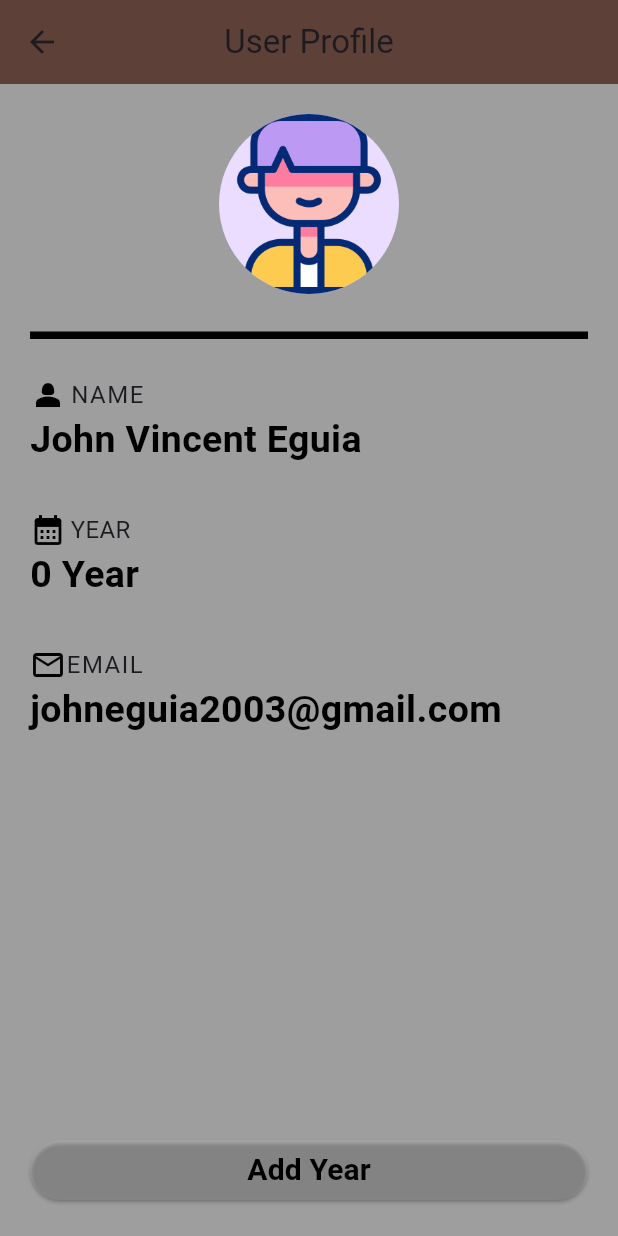
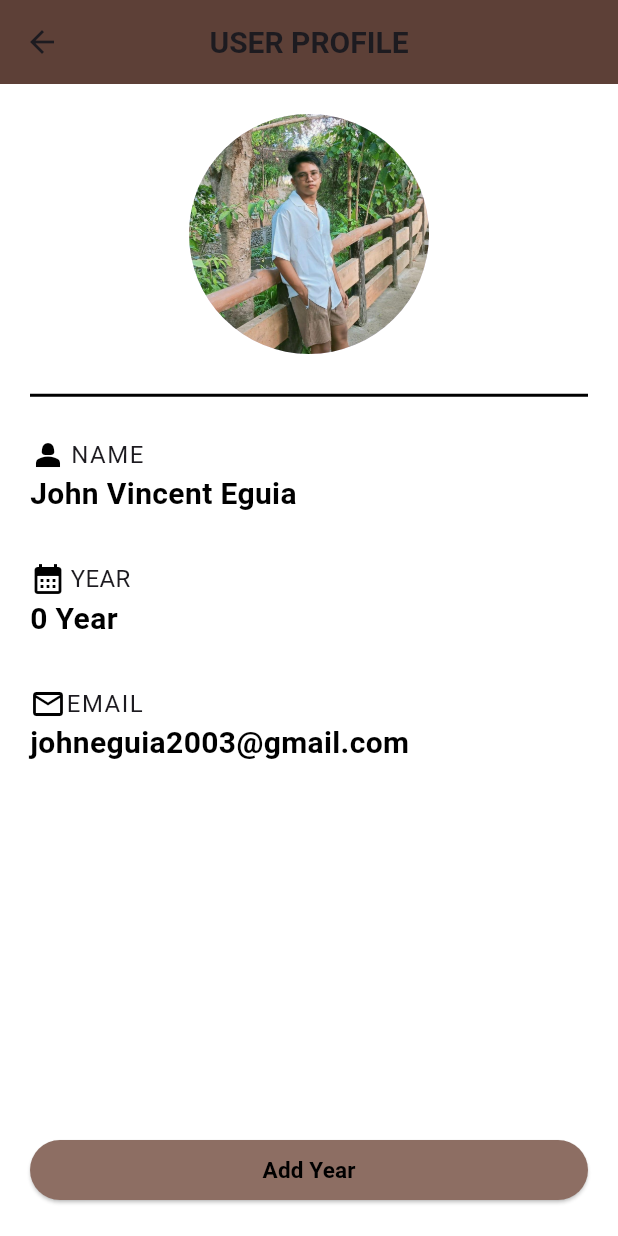
Before and after one commit to jeven2003/front-Kaps, a Flutter app: the Home screen opened by its route, on a phone screen of 412 x 824 dp. Run offline on Flutter 3.47's test engine with Material 3 defaults, Android fonts, the phone set to English and light mode, and no system bars; our stand-ins replace flutter_carousel_widget, flutter_spinkit; network calls fail.

Commit message:
medyo final na

```diff
--- a/lib/home.dart
+++ b/lib/home.dart
@@ -12,9 +12,14 @@ class _HomeState extends State<Home> {
   @override
   Widget build(BuildContext context) {
     return Scaffold(
-      backgroundColor: Colors.grey,
+      backgroundColor: Colors.white,
       appBar: AppBar(
-        title: Text('User Profile'),
+        title: Text('USER PROFILE',
+          style: TextStyle(
+            fontSize: 20.0,
+            fontWeight: FontWeight.bold,
+          ),
+        ),
         backgroundColor: Colors.brown[700],
         centerTitle: true,
       ),
@@ -29,13 +34,13 @@ class _HomeState extends State<Home> {
               children: <Widget>[
                 Center(
                 child: CircleAvatar(
-                  backgroundImage: AssetImage('assets/boy.png'),
-                  radius: 60.0,
+                  backgroundImage: AssetImage('assets/pic.jpg'),
+                  radius: 80.0,
                 ),
                 ),
                 Divider(height: 55.0,
                 color: Colors.black,
-                thickness: 5.0,),
+                thickness: 2.0,),
                 Row(
                   children: [
                     Icon(
@@ -57,7 +62,7 @@ class _HomeState extends State<Home> {
                   style: TextStyle(
                     fontWeight: FontWeight.bold,
                     color: Colors.black,
-                    fontSize: 25.0,
+                    fontSize: 20.0,
                   ),
                 ),
                 SizedBox(height: 30.0,),
@@ -82,7 +87,7 @@ class _HomeState extends State<Home> {
                   style: TextStyle(
                     fontWeight: FontWeight.bold,
                     color: Colors.black,
-                    fontSize: 25.0,
+                    fontSize: 20.0,
                   ),
                 ),
                 SizedBox(height: 30.0,),
@@ -106,7 +111,7 @@ class _HomeState extends State<Home> {
                   style: TextStyle(
                     fontWeight: FontWeight.bold,
                     color: Colors.black,
-                    fontSize: 25.0,
+                    fontSize: 20.0,
                   ),
                 ),
 
@@ -126,13 +131,13 @@ class _HomeState extends State<Home> {
 
                   child: Text ('Add Year',
                   style: TextStyle(
-                    fontSize: 20.0,
+                    fontSize: 15.0,
                     color: Colors.black,
                     fontWeight: FontWeight.bold,
                   ),
                   ),
                   style: ButtonStyle(
-                      backgroundColor: WidgetStateProperty.all(Colors.white12)
+                      backgroundColor: WidgetStateProperty.all(Colors.brown[400])
                   ),
                 ),
               ],
--- a/lib/main.dart
+++ b/lib/main.dart
@@ -6,7 +6,7 @@ import 'package:untitled2/pages/menu.dart';
 import 'package:untitled2/pages/signup.dart';
 
 void main() => runApp(MaterialApp(
-  initialRoute: '/signup',
+  initialRoute: '/',
   routes: {
     '/' : (context)=> Dashboard(),
     '/menu': (context) => Menu(),
--- a/pubspec.yaml
+++ b/pubspec.yaml
@@ -37,6 +37,7 @@ dependencies:
   cupertino_icons: ^1.0.6
   http: ^1.2.1
   flutter_spinkit: ^5.2.1
+  flutter_carousel_widget: ^2.2.0
 
 dev_dependencies:
   flutter_test:
```
Also changed, not shown: lib/pages/dashboard.dart (+41 -6 lines), lib/pages/login.dart (+49 -11 lines), lib/pages/menu.dart (+6 -1 lines), lib/pages/selectedProducts.dart (+6 -1 lines), assets/five.jpg (added), assets/four.jpg (added), assets/one.jpg (added), assets/pic.jpg (added), assets/three.jpg (added), assets/two.jpg (added), pubspec.lock.
